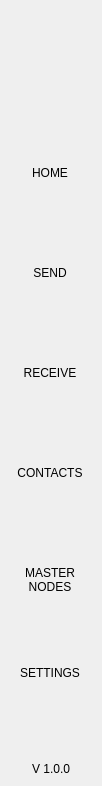
The window that src/qt/pivx/forms/navmenuwidget.ui (KingricharVD/NestEGG) describes before a commit, drawn with Qt 5.
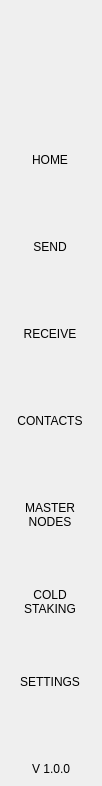
The same window after the commit.

What changed in the file:
```diff
--- a/src/qt/pivx/forms/navmenuwidget.ui
+++ b/src/qt/pivx/forms/navmenuwidget.ui
@@ -285,6 +285,32 @@
             </property>
            </widget>
           </item>
+          <item>
+           <widget class="QToolButton" name="btnColdStaking">
+            <property name="minimumSize">
+             <size>
+              <width>100</width>
+              <height>80</height>
+             </size>
+            </property>
+            <property name="text">
+             <string>COLD
+STAKING</string>
+            </property>
+            <property name="iconSize">
+             <size>
+              <width>32</width>
+              <height>32</height>
+             </size>
+            </property>
+            <property name="checkable">
+             <bool>true</bool>
+            </property>
+            <property name="autoExclusive">
+             <bool>true</bool>
+            </property>
+           </widget>
+          </item>
           <item>
            <widget class="QToolButton" name="btnSettings">
             <property name="minimumSize">
```
